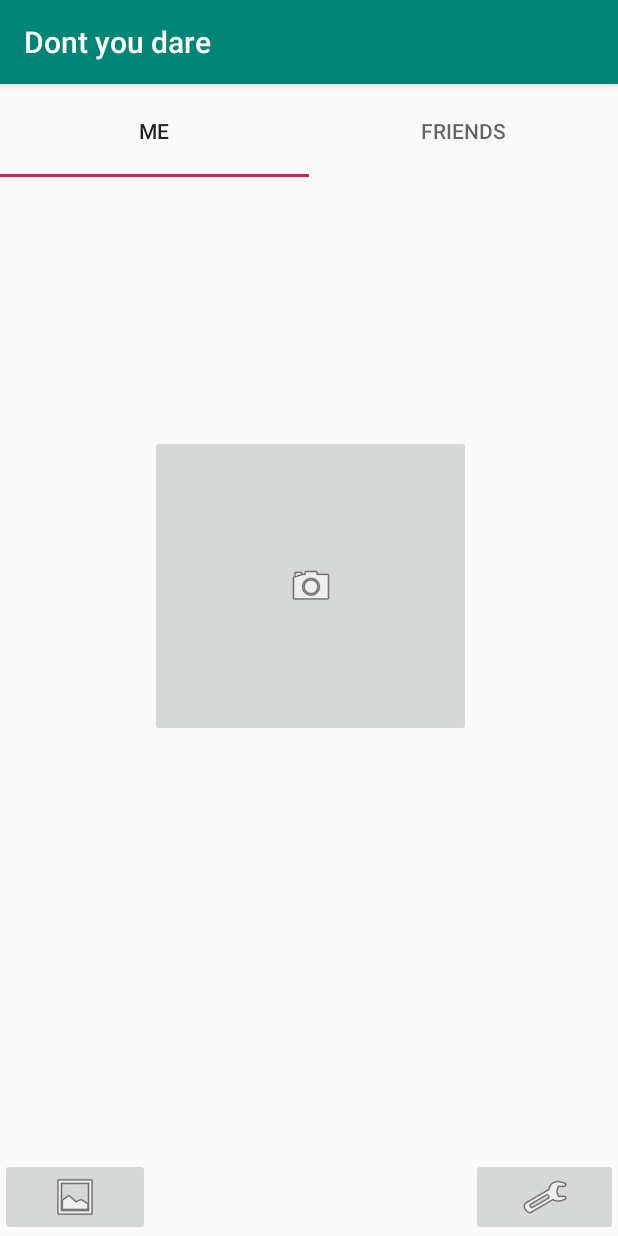
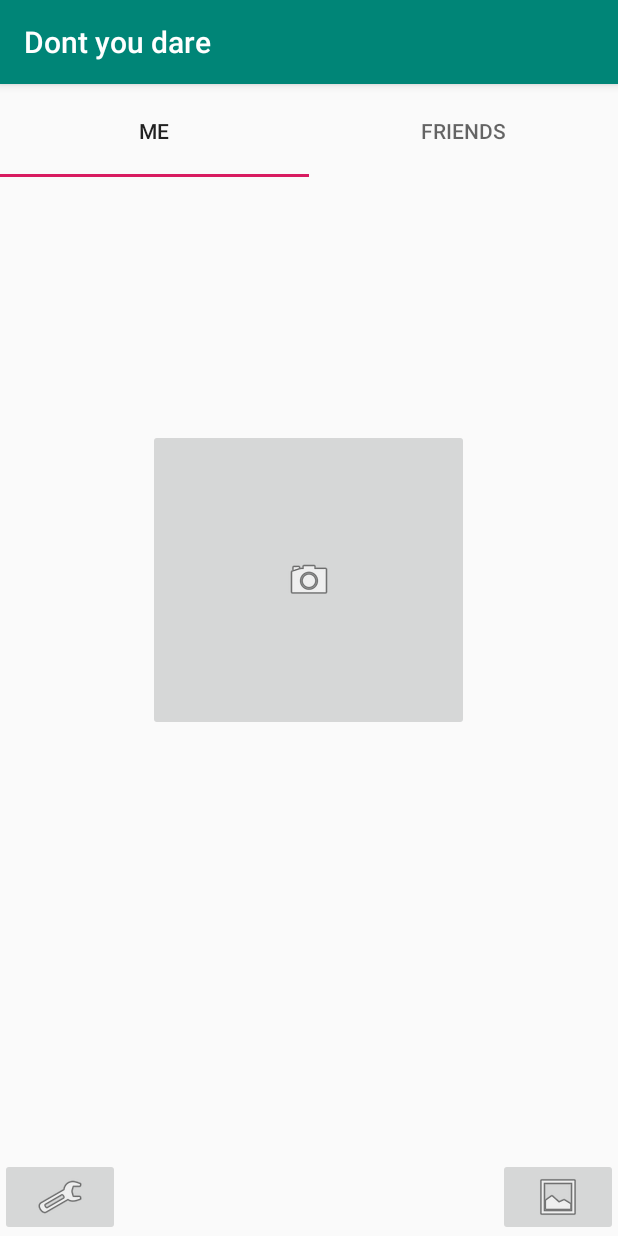
Before and after one commit to XeniaSchamne/DontYouDare, an Android app: the screen it shows after launch (MainActivity), on a phone screen of 412 x 824 dp. Run offline under Robolectric (Android 15) with nearby library versions, the phone set to English and light mode, and no system bars.

Commit message:
kleinere Layout changes

```diff
--- a/app/src/main/res/layout/activity_main.xml
+++ b/app/src/main/res/layout/activity_main.xml
@@ -1,5 +1,5 @@
 <?xml version="1.0" encoding="utf-8"?>
-<LinearLayout xmlns:android="http://schemas.android.com/apk/res/android"
+<RelativeLayout xmlns:android="http://schemas.android.com/apk/res/android"
     xmlns:app="http://schemas.android.com/apk/res-auto"
     android:layout_width="fill_parent"
     android:layout_height="fill_parent"
@@ -20,37 +20,36 @@
             android:text="@string/tabItemFriends" />
     </com.google.android.material.tabs.TabLayout>
 
-    <LinearLayout
-        android:layout_width="match_parent"
-        android:layout_height="match_parent"
-        android:orientation="horizontal">
 
     <ImageButton
         android:id="@+id/gallery_button"
-            android:layout_width="100dp"
+        android:layout_width="80dp"
         android:layout_height="wrap_content"
-            android:layout_gravity="bottom|left"
+        android:layout_alignParentRight="true"
+        android:layout_alignParentBottom="true"
         app:srcCompat="@android:drawable/ic_menu_gallery" />
 
         <!-- Button zum Hochladen eines Bildes -->
+
     <ImageButton
         android:id="@+id/image_button"
         android:layout_width="214dp"
         android:layout_height="201dp"
-            android:layout_gravity="center"
-            android:layout_marginBottom="80dp"
+        android:layout_alignParentTop="false"
+        android:layout_alignParentBottom="false"
+        android:layout_centerHorizontal="true"
+        android:layout_centerVertical="false"
+        android:layout_marginTop="230dp"
         android:contentDescription="@string/tabItemMe"
         android:scaleType="centerInside"
-            app:srcCompat="@android:drawable/ic_menu_camera"
-            />
+        app:srcCompat="@android:drawable/ic_menu_camera" />
 
     <ImageButton
             android:id="@+id/imageButton4"
             android:layout_width="80dp"
             android:layout_height="wrap_content"
-            android:layout_gravity="bottom|end"
+            android:layout_alignParentBottom="true"
             android:layout_weight="1"
             app:srcCompat="@android:drawable/ic_menu_preferences" />
-    </LinearLayout>
 
-</LinearLayout>
+</RelativeLayout>
```
Lines whose indentation alone changed are shown as unchanged.
